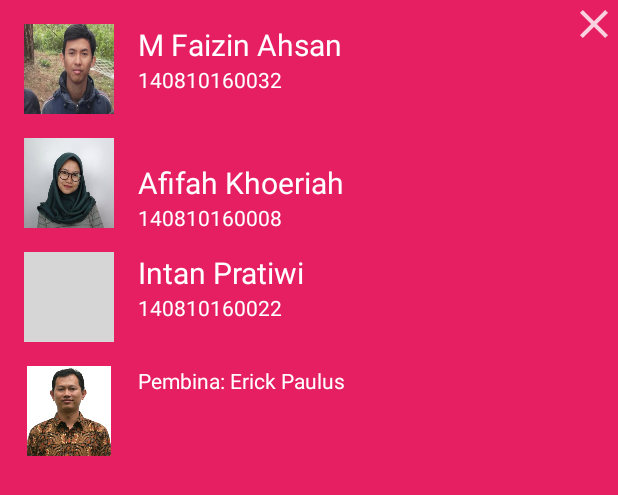
After one commit to faizinahsan/JagaSehat, an Android app: the layout developer_layout.xml on its own in the app's theme, with its tools: preview values and no code run, on a phone screen of 412 x 824 dp. The commit adds this screen. Shown: the top 495 px of the screen. Run offline under Robolectric (Android 15) with nearby library versions, the light colour scheme and no system bars; grey boxes are pictures that could not be loaded.

Commit message:
Menambah PopUpCreditDeveloper

```diff
--- a/app/src/main/res/layout-land/fragment_home_page.xml
+++ b/app/src/main/res/layout-land/fragment_home_page.xml
@@ -2,6 +2,7 @@
     xmlns:tools="http://schemas.android.com/tools"
     android:layout_width="match_parent"
     android:layout_height="match_parent"
+    android:id="@+id/homepage"
     android:background="@color/backgroundColorApp"
     tools:context="com.example.pbo.jagasehat.HomePage">
 <ScrollView
--- /dev/null
+++ b/app/src/main/res/layout/developer_layout.xml
@@ -0,0 +1,112 @@
+<?xml version="1.0" encoding="utf-8"?>
+<RelativeLayout xmlns:android="http://schemas.android.com/apk/res/android"
+    android:layout_width="match_parent"
+    android:id="@+id/developer_layout"
+    android:background="@color/colorPrimary"
+    android:layout_height="match_parent">
+    <ImageButton
+        android:id="@+id/ib_close"
+        android:layout_width="wrap_content"
+        android:layout_height="wrap_content"
+        android:src="@drawable/ic_close"
+        android:layout_alignParentEnd="true"
+        android:layout_alignParentRight="true"
+        android:background="@null" />
+
+    <ImageView
+        android:layout_margin="16dp"
+        android:scaleType="fitXY"
+        android:id="@+id/faizin"
+        android:src="@drawable/faizin"
+        android:layout_width="60dp"
+        android:layout_height="60dp" />
+    <TextView
+        android:textColor="#ffff"
+        android:layout_marginTop="16dp"
+        android:id="@+id/namaFaizin"
+        android:layout_toRightOf="@+id/faizin"
+        android:textSize="20sp"
+        android:text="M Faizin Ahsan"
+        android:layout_width="wrap_content"
+        android:layout_height="wrap_content" />
+    <TextView
+        android:textColor="#ffff"
+        android:id="@+id/npmFaizin"
+        android:layout_toRightOf="@id/faizin"
+        android:layout_below="@+id/namaFaizin"
+        android:text="140810160032"
+        android:layout_width="wrap_content"
+        android:layout_height="wrap_content" />
+    <ImageView
+        android:src="@drawable/afifah"
+        android:layout_below="@id/faizin"
+        android:layout_marginLeft="16dp"
+        android:scaleType="fitXY"
+        android:id="@+id/afifah"
+        android:layout_width="60dp"
+        android:layout_height="60dp"/>
+    <TextView
+        android:textColor="#ffff"
+        android:layout_marginTop="16dp"
+        android:id="@+id/namaAfifah"
+        android:layout_toRightOf="@+id/afifah"
+        android:textSize="20sp"
+        android:layout_marginLeft="16dp"
+        android:layout_below="@id/faizin"
+        android:text="Afifah Khoeriah"
+        android:layout_width="wrap_content"
+        android:layout_height="wrap_content" />
+    <TextView
+        android:layout_marginLeft="16dp"
+        android:textColor="#ffff"
+        android:id="@+id/npmAfifah"
+        android:layout_toRightOf="@id/afifah"
+        android:layout_below="@+id/namaAfifah"
+        android:text="140810160008"
+        android:layout_width="wrap_content"
+        android:layout_height="wrap_content" />
+    <ImageView
+        android:layout_marginTop="16dp"
+        android:src="@drawable/intan"
+        android:layout_below="@id/afifah"
+        android:layout_marginLeft="16dp"
+        android:scaleType="fitXY"
+        android:id="@+id/intan"
+        android:layout_width="60dp"
+        android:layout_height="60dp"/>
+    <TextView
+        android:textColor="#ffff"
+        android:layout_marginTop="16dp"
+        android:id="@+id/namaIntan"
+        android:layout_toRightOf="@+id/intan"
+        android:textSize="20sp"
+        android:layout_marginLeft="16dp"
+        android:layout_below="@id/afifah"
+        android:text="Intan Pratiwi"
+        android:layout_width="wrap_content"
+        android:layout_height="wrap_content" />
+    <TextView
+        android:layout_marginLeft="16dp"
+        android:textColor="#ffff"
+        android:id="@+id/npmIntan"
+        android:layout_toRightOf="@id/afifah"
+        android:layout_below="@+id/namaIntan"
+        android:text="140810160022"
+        android:layout_width="wrap_content"
+        android:layout_height="wrap_content" />
+    <ImageView
+        android:id="@+id/erick"
+        android:layout_below="@id/intan"
+        android:layout_margin="16dp"
+        android:src="@drawable/erick"
+        android:layout_width="60dp"
+        android:layout_height="60dp" />
+    <TextView
+        android:layout_toRightOf="@id/erick"
+        android:textColor="#ffff"
+        android:layout_below="@id/intan"
+        android:layout_marginTop="16dp"
+        android:text="Pembina: Erick Paulus"
+        android:layout_width="wrap_content"
+        android:layout_height="wrap_content" />
+</RelativeLayout>
--- a/app/src/main/res/layout/fragment_home_page.xml
+++ b/app/src/main/res/layout/fragment_home_page.xml
@@ -2,6 +2,7 @@
     xmlns:tools="http://schemas.android.com/tools"
     android:layout_width="match_parent"
     android:layout_height="match_parent"
+    android:id="@+id/homepage"
     android:background="@color/backgroundColorApp"
     tools:context="com.example.pbo.jagasehat.HomePage">
 
--- a/app/src/main/res/values/strings.xml
+++ b/app/src/main/res/values/strings.xml
@@ -3,5 +3,6 @@
 
     <!-- TODO: Remove or change this placeholder text -->
     <string name="hello_blank_fragment">Hello blank fragment</string>
+    <string name="title_share_text">Share Text</string>
 
 </resources>
```
Also changed, not shown: app/src/main/java/com/example/pbo/jagasehat/HomePage.java (+106 -1 lines), app/src/main/res/drawable-hdpi/ic_close.png (added), app/src/main/res/drawable-mdpi/ic_close.png (added), app/src/main/res/drawable-xhdpi/ic_close.png (added), app/src/main/res/drawable-xxhdpi/ic_close.png (added), app/src/main/res/drawable/afifah.png (added), app/src/main/res/drawable/erick.PNG (added), app/src/main/res/drawable/faizin.jpeg (added), 1 other file.
